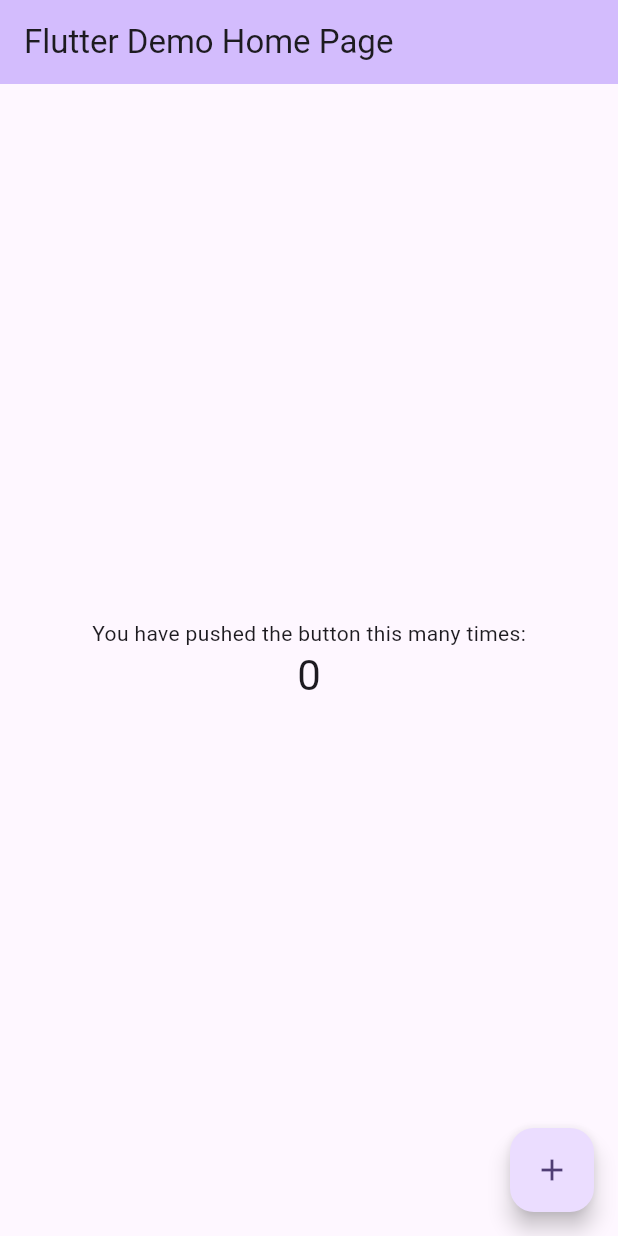
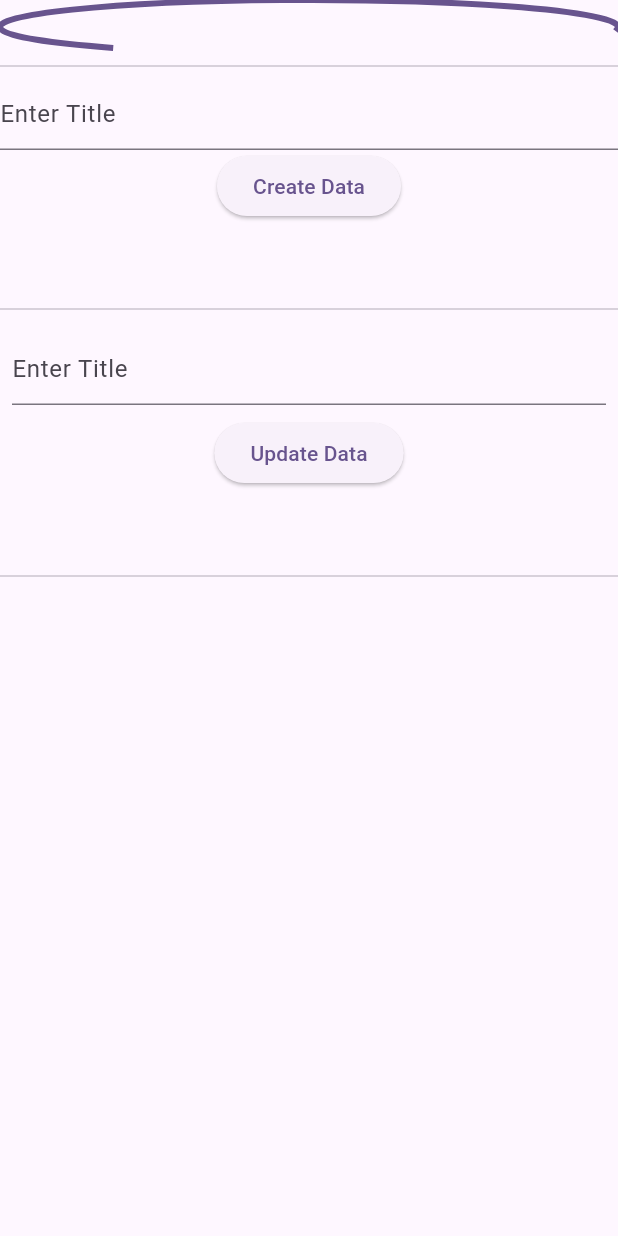
Before and after one commit to muhamad-tanahmerdeka7/dart_json_example_flutter_part2-2, a Flutter app: the first screen one second after launch, on a phone screen of 412 x 824 dp. Run offline on Flutter 3.47's test engine with Material 3 defaults, Android fonts, the phone set to English and light mode, and no system bars.

Commit message:
create, update, delete

```diff
--- a/lib/main.dart
+++ b/lib/main.dart
@@ -1,3 +1,4 @@
+import 'package:dart_json_example_flutter_part2/pages/home_page.dart';
 import 'package:flutter/material.dart';
 
 void main() {
@@ -7,119 +8,15 @@
 class MyApp extends StatelessWidget {
   const MyApp({super.key});
 
-  // This widget is the root of your application.
   @override
   Widget build(BuildContext context) {
     return MaterialApp(
       title: 'Flutter Demo',
       theme: ThemeData(
-        // This is the theme of your application.
-        //
-        // TRY THIS: Try running your application with "flutter run". You'll see
-        // the application has a purple toolbar. Then, without quitting the app,
-        // try changing the seedColor in the colorScheme below to Colors.green
-        // and then invoke "hot reload" (save your changes or press the "hot
-        // reload" button in a Flutter-supported IDE, or press "r" if you used
-        // the command line to start the app).
-        //
-        // Notice that the counter didn't reset back to zero; the application
-        // state is not lost during the reload. To reset the state, use hot
-        // restart instead.
-        //
-        // This works for code too, not just values: Most code changes can be
-        // tested with just a hot reload.
         colorScheme: ColorScheme.fromSeed(seedColor: Colors.deepPurple),
         useMaterial3: true,
       ),
-      home: const MyHomePage(title: 'Flutter Demo Home Page'),
+      home: const HomePage(),
     );
   }
 }
-
-class MyHomePage extends StatefulWidget {
-  const MyHomePage({super.key, required this.title});
-
-  // This widget is the home page of your application. It is stateful, meaning
-  // that it has a State object (defined below) that contains fields that affect
-  // how it looks.
-
-  // This class is the configuration for the state. It holds the values (in this
-  // case the title) provided by the parent (in this case the App widget) and
-  // used by the build method of the State. Fields in a Widget subclass are
-  // always marked "final".
-
-  final String title;
-
-  @override
-  State<MyHomePage> createState() => _MyHomePageState();
-}
-
-class _MyHomePageState extends State<MyHomePage> {
-  int _counter = 0;
-
-  void _incrementCounter() {
-    setState(() {
-      // This call to setState tells the Flutter framework that something has
-      // changed in this State, which causes it to rerun the build method below
-      // so that the display can reflect the updated values. If we changed
-      // _counter without calling setState(), then the build method would not be
-      // called again, and so nothing would appear to happen.
-      _counter++;
-    });
-  }
-
-  @override
-  Widget build(BuildContext context) {
-    // This method is rerun every time setState is called, for instance as done
-    // by the _incrementCounter method above.
-    //
-    // The Flutter framework has been optimized to make rerunning build methods
-    // fast, so that you can just rebuild anything that needs updating rather
-    // than having to individually change instances of widgets.
-    return Scaffold(
-      appBar: AppBar(
-        // TRY THIS: Try changing the color here to a specific color (to
-        // Colors.amber, perhaps?) and trigger a hot reload to see the AppBar
-        // change color while the other colors stay the same.
-        backgroundColor: Theme.of(context).colorScheme.inversePrimary,
-        // Here we take the value from the MyHomePage object that was created by
-        // the App.build method, and use it to set our appbar title.
-        title: Text(widget.title),
-      ),
-      body: Center(
-        // Center is a layout widget. It takes a single child and positions it
-        // in the middle of the parent.
-        child: Column(
-          // Column is also a layout widget. It takes a list of children and
-          // arranges them vertically. By default, it sizes itself to fit its
-          // children horizontally, and tries to be as tall as its parent.
-          //
-          // Column has various properties to control how it sizes itself and
-          // how it positions its children. Here we use mainAxisAlignment to
-          // center the children vertically; the main axis here is the vertical
-          // axis because Columns are vertical (the cross axis would be
-          // horizontal).
-          //
-          // TRY THIS: Invoke "debug painting" (choose the "Toggle Debug Paint"
-          // action in the IDE, or press "p" in the console), to see the
-          // wireframe for each widget.
-          mainAxisAlignment: MainAxisAlignment.center,
-          children: <Widget>[
-            const Text(
-              'You have pushed the button this many times:',
-            ),
-            Text(
-              '$_counter',
-              style: Theme.of(context).textTheme.headlineMedium,
-            ),
-          ],
-        ),
-      ),
-      floatingActionButton: FloatingActionButton(
-        onPressed: _incrementCounter,
-        tooltip: 'Increment',
-        child: const Icon(Icons.add),
-      ), // This trailing comma makes auto-formatting nicer for build methods.
-    );
-  }
-}
--- /dev/null
+++ b/lib/pages/album.dart
@@ -0,0 +1,102 @@
+import 'dart:convert';
+import 'package:http/http.dart' as http;
+
+class Album {
+  final int userId;
+  final int id;
+  final String title;
+  Album({
+    required this.userId,
+    required this.id,
+    required this.title,
+  });
+
+  factory Album.empty() => Album(userId: 0, id: 0, title: 'title');
+
+  @override
+  String toString() => 'Album(userId: $userId, id: $id, title: $title)';
+
+  Map<String, dynamic> toMap() {
+    return {
+      'userId': userId,
+      'id': id,
+      'title': title,
+    };
+  }
+
+  factory Album.fromMap(Map<String, dynamic> map) {
+    return Album(
+      userId: map['userId']?.toInt() ?? 0,
+      id: map['id']?.toInt() ?? 0,
+      title: map['title'] ?? '',
+    );
+  }
+
+  String toJson() => json.encode(toMap());
+
+  factory Album.fromJson(String source) => Album.fromMap(json.decode(source));
+}
+
+// create
+Future<Album> createAlbum(String title) async {
+  final response = await http.post(
+    Uri.parse('https://jsonplaceholder.typicode.com/albums'),
+    headers: <String, String>{
+      'Content-Type': 'application/json; charset=UTF-8',
+    },
+    body: jsonEncode(<String, String>{
+      'title': title,
+    }),
+  );
+
+  if (response.statusCode == 201) {
+    // If the server did return a 201 CREATED response,
+    // then parse the JSON.
+    return Album.fromJson(response.body);
+  } else {
+    // If the server did not return a 201 CREATED response,
+    // then throw an exception.
+    throw Exception('Failed to create album.');
+  }
+}
+
+// update
+
+Future<Album> updateAlbum(String title) async {
+  final response = await http.put(
+    Uri.parse('https://jsonplaceholder.typicode.com/albums/1'),
+    headers: <String, String>{
+      'Content-Type': 'application/json; charset=UTF-8',
+    },
+    body: jsonEncode(<String, String>{
+      'title': title,
+    }),
+  );
+
+  if (response.statusCode == 200) {
+    // If the server did return a 200 OK response,
+    // then parse the JSON.
+    return Album.fromJson(response.body);
+  } else {
+    // If the server did not return a 200 OK response,
+    // then throw an exception.
+    throw Exception('Failed to update album.');
+  }
+}
+
+// delete
+
+Future<Album> deleteAlbum(String id) async {
+  final http.Response response = await http.delete(
+    Uri.parse('https://jsonplaceholder.typicode.com/albums/$id'),
+    headers: <String, String>{
+      'Content-Type': 'application/json; charset=UTF-8',
+    },
+  );
+
+  if (response.statusCode == 200) {
+    return Album.empty();
+  } else {
+    throw Exception('error');
+  }
+}
--- /dev/null
+++ b/lib/pages/home_page.dart
@@ -0,0 +1,121 @@
+import 'package:dart_json_example_flutter_part2/pages/album.dart';
+import 'package:flutter/material.dart';
+import 'package:http/http.dart' as http;
+
+class HomePage extends StatefulWidget {
+  const HomePage({super.key});
+
+  @override
+  State<HomePage> createState() => _HomePageState();
+}
+
+class _HomePageState extends State<HomePage> {
+  Future<Album> getAlbum() async {
+    await Future.delayed(const Duration(seconds: 3));
+    final response = await http
+        .get(Uri.parse('https://jsonplaceholder.typicode.com/albums/1'));
+
+    if (response.statusCode == 200) {
+      return Album.fromJson(response.body);
+    } else {
+      throw Exception('error');
+    }
+  }
+
+  late Future<Album> futureAlbum;
+
+  TextEditingController titleController = TextEditingController();
+
+  @override
+  void initState() {
+    super.initState();
+    futureAlbum = getAlbum();
+  }
+
+  @override
+  Widget build(BuildContext context) {
+    return Scaffold(
+      body: ListView(children: [
+        FutureBuilder<Album>(
+          future: futureAlbum,
+          builder: (context, snapshot) {
+            if (snapshot.hasData) {
+              // return Center(child: Text(snapshot.data!.title));
+              return Column(
+                mainAxisAlignment: MainAxisAlignment.center,
+                children: <Widget>[
+                  Text(snapshot.data!.id == 0
+                      ? 'Deleted'
+                      : snapshot.data!.title),
+                  ElevatedButton(
+                    child: const Text('Delete Data'),
+                    onPressed: () {
+                      setState(() {
+                        futureAlbum = deleteAlbum(snapshot.data!.id.toString());
+                      });
+                    },
+                  ),
+                ],
+              );
+            } else if (snapshot.hasError) {
+              return Center(child: Text(('${snapshot.error}')));
+            }
+
+            return const CircularProgressIndicator();
+          },
+        ),
+        const Divider(),
+        // Create
+        Column(
+          mainAxisAlignment: MainAxisAlignment.center,
+          children: <Widget>[
+            TextField(
+              controller: titleController,
+              decoration: const InputDecoration(hintText: 'Enter Title'),
+            ),
+            ElevatedButton(
+              onPressed: () {
+                setState(() {
+                  futureAlbum = createAlbum(titleController.text);
+                  titleController.clear();
+                });
+              },
+              child: const Text('Create Data'),
+            ),
+            const SizedBox(
+              height: 50,
+            ),
+            const Divider(),
+
+            // Update
+            Column(
+              mainAxisAlignment: MainAxisAlignment.center,
+              children: <Widget>[
+                Padding(
+                  padding: const EdgeInsets.all(8),
+                  child: TextField(
+                    controller: titleController,
+                    decoration: const InputDecoration(hintText: 'Enter Title'),
+                  ),
+                ),
+                ElevatedButton(
+                  onPressed: () {
+                    setState(() {
+                      futureAlbum = updateAlbum(titleController.text);
+                      titleController.clear();
+                    });
+                  },
+                  child: const Text('Update Data'),
+                ),
+                const SizedBox(
+                  height: 50,
+                ),
+                const Divider()
+              ],
+            ),
+          ],
+        )
+      ]),
+    );
+  }
+}
```
Also changed, not shown: pubspec.yaml (+6 -16 lines), pubspec.lock, 1 other file.
